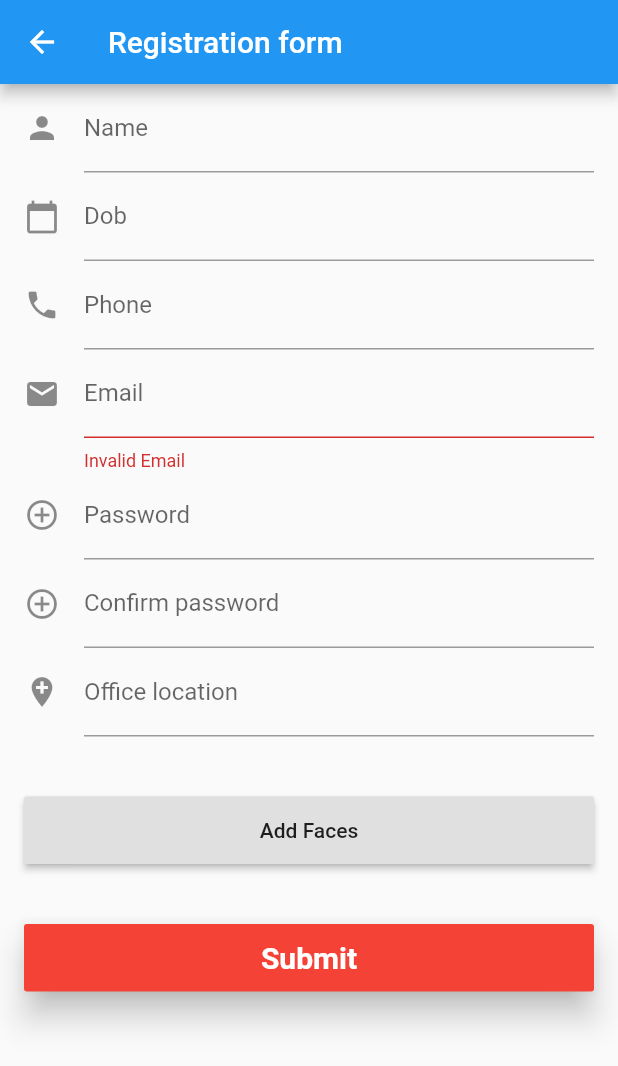
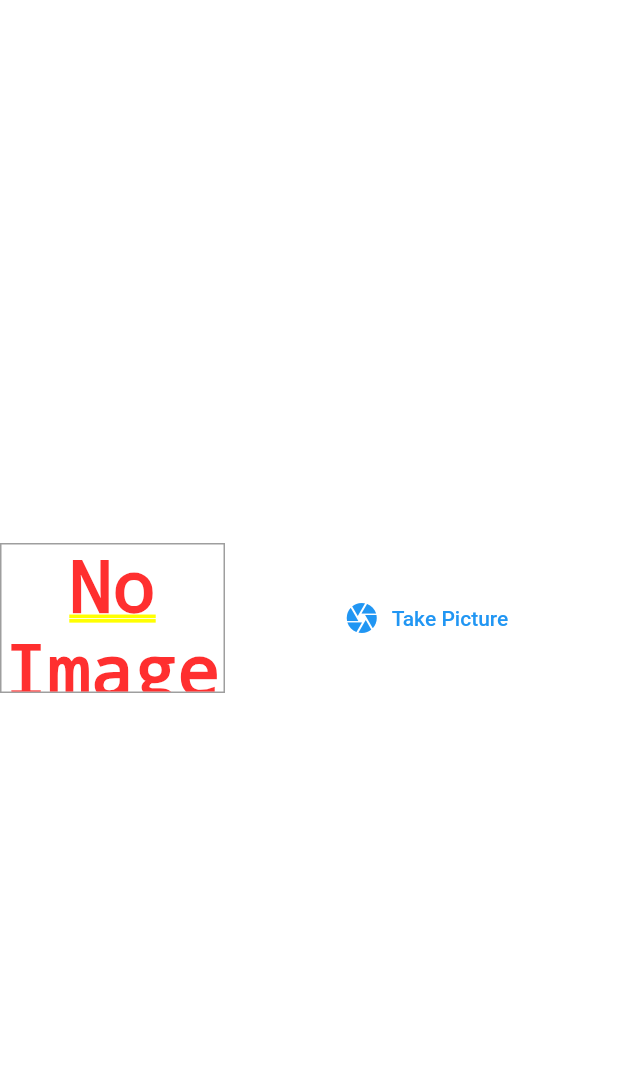
Before and after one commit to yash412/Smart-India-Hackthon-2020, a Flutter app: the Registration screen opened directly, after a tap on "Add Faces", on a phone screen of 412 x 824 dp. Shown: the top 1066 px of the screen. Run offline on Flutter 3.47's test engine with Material 2 defaults, Android fonts, the phone set to English and light mode, and no system bars; our stand-ins replace image_picker; missing offline and left inert: mongo_dart, mongo_dart_query; accounts and stored records are empty; Roboto replaces fonts that are missing (Raleway).

```diff
--- a/lib/image_input.dart
+++ b/lib/image_input.dart
@@ -1,69 +1,71 @@
-//import 'dart:io';
-//
-//import 'package:finalsih2020/registration.dart';
-//import 'package:flutter/material.dart';
-//import 'package:image_picker/image_picker.dart';
-//import 'package:mongo_dart/mongo_dart.dart';
-//import 'package:path/path.dart' as path;
-//import 'package:path_provider/path_provider.dart' as syspaths;
-//
-//
-//class ImageInput extends StatefulWidget {
-//  @override
-//  ImageInputState createState() => ImageInputState();
-//}
-//
-//class ImageInputState extends State<ImageInput> {
-//  File _storedImage;
-//    Future<void> _takePicture() async {
-//    final imageFile = await ImagePicker.pickImage(
-//      source: ImageSource.camera,
-//      maxWidth: 600,
-//    );
-//    setState(() {
-//      _storedImage = imageFile;
-//    });
-//    final appDir = await syspaths.getApplicationDocumentsDirectory();
-//    final fileName = path.basename(imageFile.path);
-//    final savedImage = await imageFile.copy('${appDir.path}/$fileName');
-//  }
-//
-//  @override
-//  Widget build(BuildContext context) {
-//    return Row(
-//      children: <Widget>[
-//        Container(
-//          width: 150,
-//          height: 100,
-//
-//          decoration: BoxDecoration(
-//            border: Border.all(width: 1, color: Colors.grey),
-//          ),
-//          child: _storedImage != null
-//              ? Image.file(
-//            _storedImage,
-//            fit: BoxFit.cover,
-//            width: double.infinity,
-//          )
-//              : Text(
-//            'No Image Taken',
-//            textAlign: TextAlign.center,
-//
-//          ),
-//          alignment: Alignment.center,
-//        ),
-//        SizedBox(
-//          width: 10,
-//        ),
-//        Expanded(
-//          child: FlatButton.icon(
-//            icon: Icon(Icons.camera),
-//            label: Text('Take Picture'),
-//            textColor: Theme.of(context).primaryColor,
-//            onPressed: _takePicture,
-//          ),
-//        ),
-//      ],
-//    );
-//  }
-//}
+import 'dart:io';
+
+import 'package:SmartIndiaHackthon2020/registration.dart';
+import 'package:flutter/material.dart';
+import 'package:image_picker/image_picker.dart';
+import 'package:mongo_dart/mongo_dart.dart' as mong;
+import 'package:path/path.dart' as path;
+import 'package:path_provider/path_provider.dart' as syspaths;
+import 'package:mongo_dart_query/mongo_aggregation.dart';
+
+
+
+class ImageInput extends StatefulWidget {
+  @override
+  ImageInputState createState() => ImageInputState();
+}
+
+class ImageInputState extends State<ImageInput> {
+  File _storedImage;
+    Future<void> _takePicture() async {
+    final imageFile = await ImagePicker.pickImage(
+      source: ImageSource.camera,
+      maxWidth: 600,
+    );
+    setState(() {
+      _storedImage = imageFile;
+    });
+    final appDir = await syspaths.getApplicationDocumentsDirectory();
+    final fileName = path.basename(imageFile.path);
+    final savedImage = await imageFile.copy('${appDir.path}/$fileName');
+  }
+
+  @override
+  Widget build(BuildContext context) {
+    return Row(
+      children: <Widget>[
+        Container(
+          width: 150,
+          height: 100,
+
+          decoration: BoxDecoration(
+            border: Border.all(width: 1, color: Colors.grey),
+          ),
+          child: _storedImage != null
+              ? Image.file(
+            _storedImage,
+            fit: BoxFit.cover,
+            width: double.infinity,
+          )
+              : Text(
+            'No Image Taken',
+            textAlign: TextAlign.center,
+
+          ),
+          alignment: Alignment.center,
+        ),
+        SizedBox(
+          width: 10,
+        ),
+        Expanded(
+          child: FlatButton.icon(
+            icon: Icon(Icons.camera),
+            label: Text('Take Picture'),
+            textColor: Theme.of(context).primaryColor,
+            onPressed: _takePicture,
+          ),
+        ),
+      ],
+    );
+  }
+}
--- a/lib/login_page.dart
+++ b/lib/logins.dart
@@ -100,9 +100,7 @@ class LoginState extends StatelessWidget {
                       ),
                       onPressed: () {
                         login();
-                        if (logemploy == null){
-                          print("Invalid Email or password");
-                        }
+
 
                       },
                     )),
--- a/lib/main.dart
+++ b/lib/main.dart
@@ -1,4 +1,4 @@
-import 'login_page.dart';
+import 'logins.dart';
 import 'package:flutter/material.dart';
 void main() => runApp(MyApp());
 
--- a/lib/registration.dart
+++ b/lib/registration.dart
@@ -7,6 +7,8 @@ import './image_input.dart';
 final TextEditingController _pass = TextEditingController();
 final TextEditingController _confirmPass = TextEditingController();
 String _email;
+String _mobile;
+String _vDOB;
 var name;
 var dob;
 var phone;
@@ -64,6 +66,10 @@ class Registration extends StatelessWidget {
                       labelText: 'Dob',
                     ),
                     keyboardType: TextInputType.datetime,
+                    validator: validDOB,
+                    onSaved:  (String val) {
+                      _vDOB = val;
+                    },
                     onFieldSubmitted: (text) {
                       print("First text field: $text");
                       dob = text;
@@ -76,6 +82,10 @@ class Registration extends StatelessWidget {
                       hintText: 'Enter a phone number',
                       labelText: 'Phone',
                     ),
+                    validator: validateMobile,
+                    onSaved: (String val) {
+                      _mobile = val;
+                    },
                     keyboardType: TextInputType.phone,
                     inputFormatters: [
                       WhitelistingTextInputFormatter.digitsOnly,
@@ -85,6 +95,7 @@ class Registration extends StatelessWidget {
                       phone = text;
                       print(phone);
                     },
+
                   ),
                   new TextFormField(
                     decoration: const InputDecoration(
@@ -155,10 +166,10 @@ class Registration extends StatelessWidget {
                     child: new RaisedButton(
                         child: Text('Add Faces'),
                         onPressed: () {
-//                          Navigator.push(
-//                              context,
-//                              MaterialPageRoute(
-//                                  builder: (context) => ImageInput()));
+                          Navigator.push(
+                              context,
+                              MaterialPageRoute(
+                                  builder: (context) => ImageInput()));
                         }),
                   ),
                   new Container(
@@ -197,7 +208,7 @@ class Registration extends StatelessWidget {
   }
 
   void DataColl() async {
-    Db db = new Db("mongodb://10.0.2.2:27017/people");
+    Db db = new Db("mongodb://192.168.43.56:27017/people");
     await db.open();
     print('connected to database');
     DbCollection coll = db.collection("employee");
@@ -215,3 +226,20 @@ class Registration extends StatelessWidget {
     await db.close();
   }
 }
+String validateMobile(String value) {
+// Indian Mobile number are of 10 digit only
+  if (value.length != 10)
+    return 'Mobile Number must be of 10 digit';
+  else
+    return null;
+}
+String validDOB(String value) {
+  Pattern pattern =
+      r'^(0[1-9]|[12][0-9]|3[01])\/(0[1-9]|1[0-2])\/([12][0-9]{3})$';
+  RegExp regex = new RegExp(pattern);
+  if (!regex.hasMatch(value))
+    return 'Enter DOB in format DD/MM/YYYY';
+  else
+    return null;
+
+}
--- a/pubspec.yaml
+++ b/pubspec.yaml
@@ -1,4 +1,4 @@
-name: finalsih2020
+name: SmartIndiaHackthon2020
 description: A new Flutter application.
 
 # The following defines the version and build number for your application.
```
Also changed, not shown: pubspec.lock, 1 other file.
